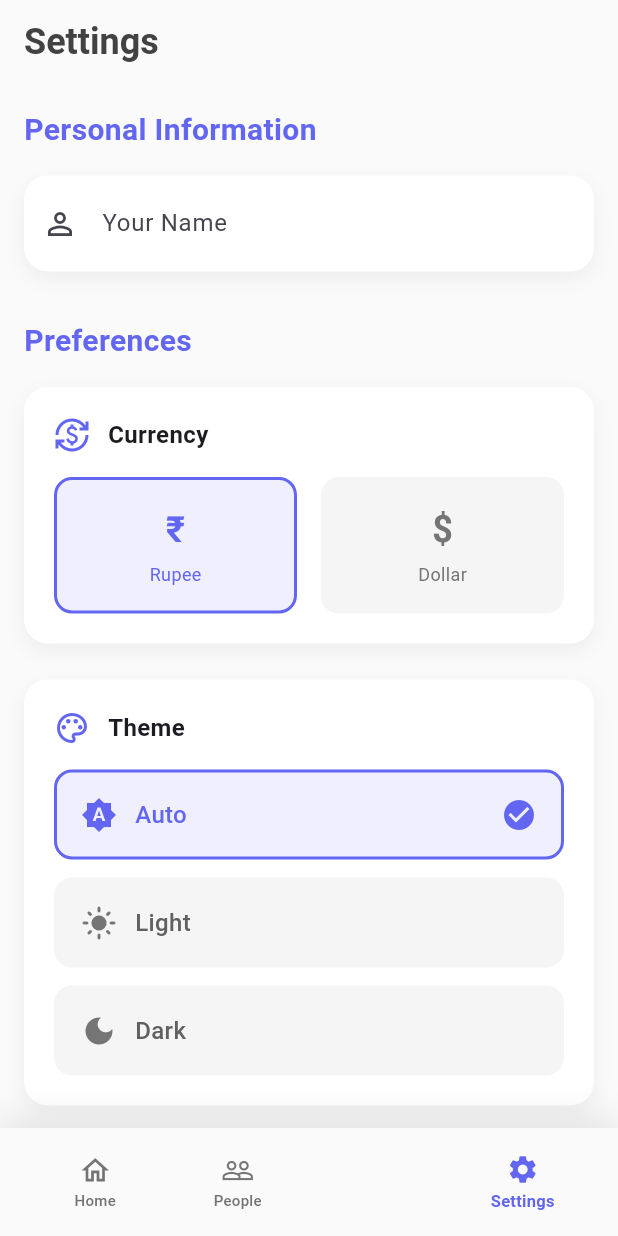
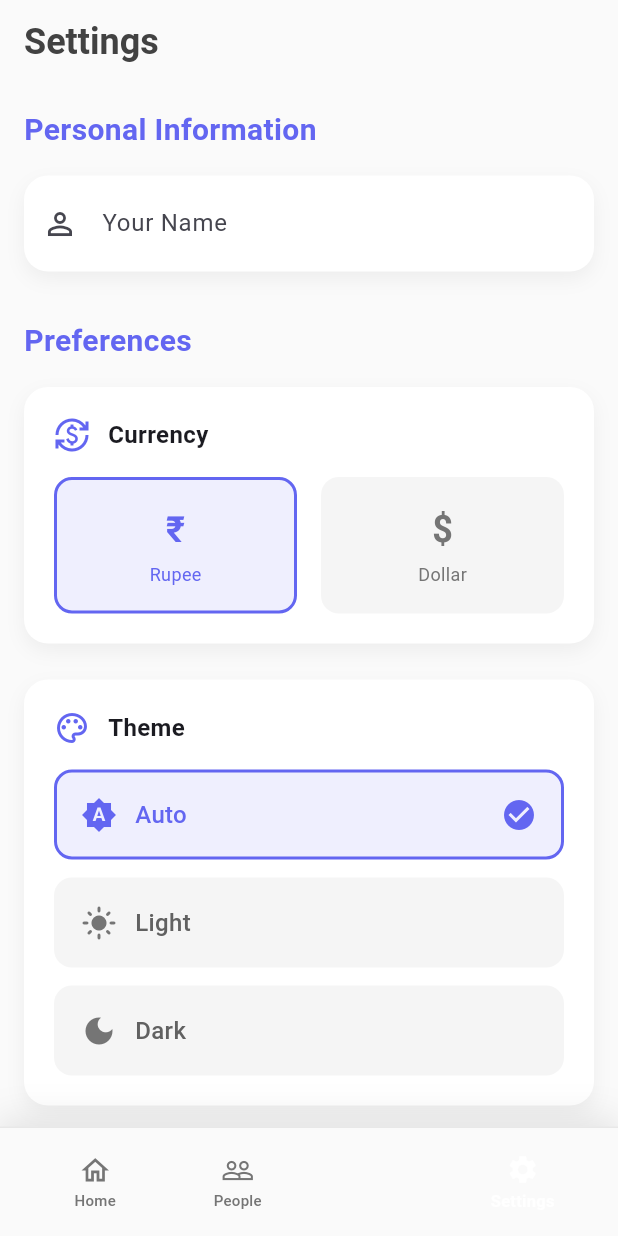
Before and after one commit to malik-l0l/test_1, a Flutter app: the MainNavigationScreen screen opened directly, swiped to page 3, on a phone screen of 412 x 824 dp. Run offline on Flutter 3.47's test engine with Material 3 defaults, Android fonts, the light colour scheme and no system bars; our stand-ins replace fl_chart, hive, hive_flutter, share_plus; missing offline and left inert: home_widget; accounts and stored records are empty; Roboto replaces fonts that are missing (SF Pro Display).

Commit message:
refac(home) : main navigation updated + widget only on web

```diff
--- a/lib/screens/main_navigation_screen.dart
+++ b/lib/screens/main_navigation_screen.dart
@@ -172,6 +172,12 @@ class _MainNavigationScreenState extends State<MainNavigationScreen>
     return Container(
       decoration: BoxDecoration(
         color: Theme.of(context).scaffoldBackgroundColor,
+        border: Border(
+          top: BorderSide(
+            color: Colors.grey.withOpacity(0.2),
+            width: 1,
+          ),
+        ),
         boxShadow: [
           BoxShadow(
             color: Colors.black.withOpacity(0.1),
@@ -224,13 +230,15 @@ class _MainNavigationScreenState extends State<MainNavigationScreen>
       int index, IconData outlinedIcon, IconData filledIcon, String label) {
     final isSelected = _currentIndex == index;
     final color =
-        isSelected ? Theme.of(context).primaryColor : Colors.grey[600];
+        isSelected ? Colors.white.withOpacity(0.95) : Colors.grey[600];
 
-    return GestureDetector(
+    return InkWell(
       onTap: () => _onTabTapped(index),
+      splashColor: Colors.transparent,
+      highlightColor: Colors.transparent,
       child: Container(
-        // Standardized minimum touch target (44px)
-        constraints: BoxConstraints(minHeight: 44, minWidth: 44),
+        // Standardized minimum touch target (48px for better tap detection)
+        constraints: BoxConstraints(minHeight: 48, minWidth: 48),
         child: AnimatedContainer(
           duration: Duration(milliseconds: 200),
           curve: Curves.easeInOut,
@@ -447,8 +455,8 @@ class _MainNavigationScreenState extends State<MainNavigationScreen>
           appState.loadFromHive();
           _homeScreenKey.currentState?.refreshData();
           if (mounted) {
-            CustomSnackBar.show(
-                context, 'Transaction added successfully!', SnackBarType.success);
+            CustomSnackBar.show(context, 'Transaction added successfully!',
+                SnackBarType.success);
           }
         },
       ),
@@ -468,8 +476,8 @@ class _MainNavigationScreenState extends State<MainNavigationScreen>
           _homeScreenKey.currentState?.refreshData();
           _peopleScreenKey.currentState?.refreshData();
           if (mounted) {
-            CustomSnackBar.show(context, 'People transaction added successfully!',
-                SnackBarType.success);
+            CustomSnackBar.show(context,
+                'People transaction added successfully!', SnackBarType.success);
           }
         },
       ),
--- a/lib/screens/monthly_summary_screen.dart
+++ b/lib/screens/monthly_summary_screen.dart
@@ -165,6 +165,7 @@ class _MonthlySummaryScreenState extends State<MonthlySummaryScreen> {
               setState(() {
                 _selectedMonth =
                     DateTime(_selectedMonth.year, _selectedMonth.month - 1);
+                _loadMonthlyData();
               });
             },
             icon: const Icon(Icons.chevron_left),
@@ -183,6 +184,7 @@ class _MonthlySummaryScreenState extends State<MonthlySummaryScreen> {
                     setState(() {
                       _selectedMonth = DateTime(
                           _selectedMonth.year, _selectedMonth.month + 1);
+                      _loadMonthlyData();
                     });
                   },
             icon: const Icon(Icons.chevron_right),
--- a/lib/screens/people_manager_screen.dart
+++ b/lib/screens/people_manager_screen.dart
@@ -37,6 +37,7 @@ class PeopleManagerScreenState extends State<PeopleManagerScreen> {
     try {
       final allPeople = PeopleHiveService.getAllPeopleSummaries();
 
+      if (mounted) {
         setState(() {
           // Separate active and settled people
           _activePeople = allPeople.where((person) => !person.isSettled).toList();
@@ -54,6 +55,7 @@ class PeopleManagerScreenState extends State<PeopleManagerScreen> {
             }
           }
         });
+      }
     } catch (e) {
       // Handle any potential errors gracefully
       if (mounted) {
--- a/lib/screens/person_detail_screen.dart
+++ b/lib/screens/person_detail_screen.dart
@@ -275,9 +275,11 @@ class _PersonDetailScreenState extends State<PersonDetailScreen> {
         prefilledPersonName: widget.personName,
         onSave: (transaction) async {
           await PeopleHiveService.addPeopleTransaction(transaction);
+          if (mounted) {
             _loadData();
             CustomSnackBar.show(context, 'People transaction added successfully!',
                 SnackBarType.success);
+          }
         },
       ),
     );
@@ -295,9 +297,11 @@ class _PersonDetailScreenState extends State<PersonDetailScreen> {
             transaction.id,
             updatedTransaction,
           );
+          if (mounted) {
             _loadData();
             CustomSnackBar.show(context,
                 'People transaction updated successfully!', SnackBarType.success);
+          }
         },
       ),
     );
@@ -318,9 +322,11 @@ class _PersonDetailScreenState extends State<PersonDetailScreen> {
             onPressed: () async {
               await PeopleHiveService.deletePeopleTransaction(transaction.id);
               Navigator.pop(context);
+              if (mounted) {
                 _loadData();
                 CustomSnackBar.show(context, 'Transaction deleted successfully!',
                     SnackBarType.success);
+              }
             },
             child: Text('Delete', style: TextStyle(color: Colors.red)),
           ),
```
Also changed, not shown: lib/main.dart (+20 -7 lines), lib/screens/home_screen.dart (+42 -0 lines), lib/services/people_hive_service.dart (+44 -8 lines), 1 other file. Lines whose indentation alone changed are shown as unchanged.
